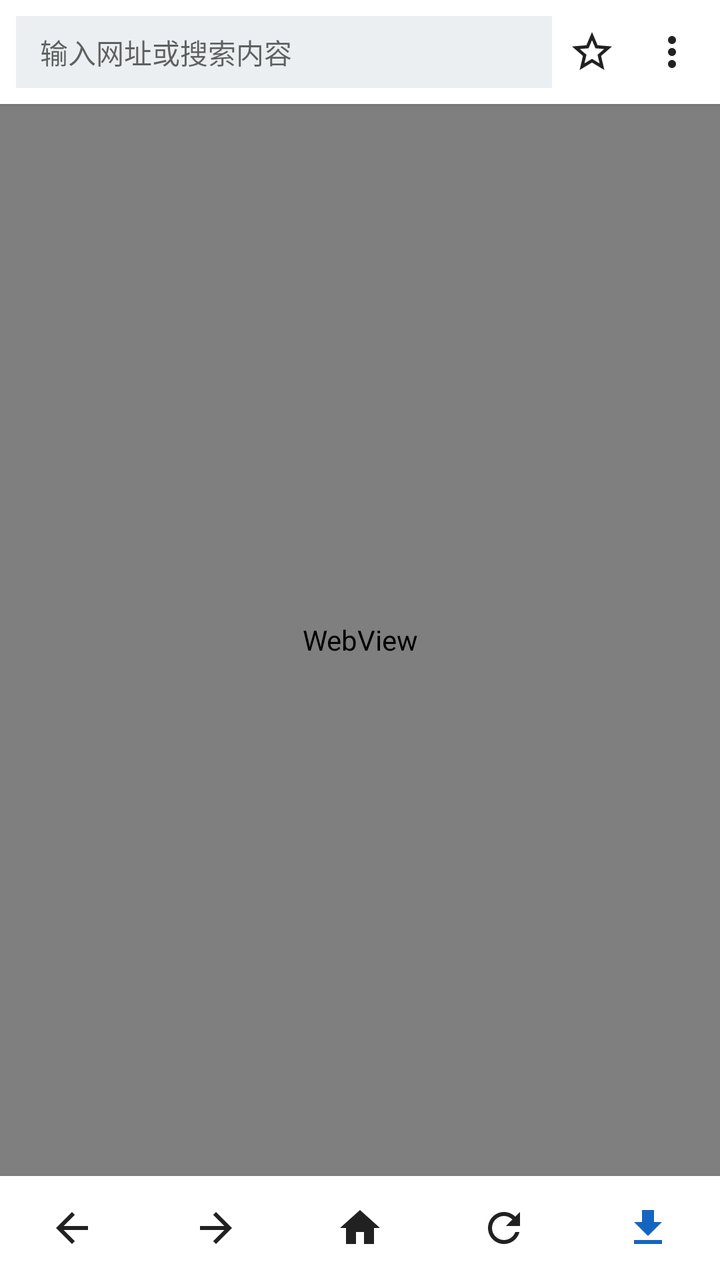
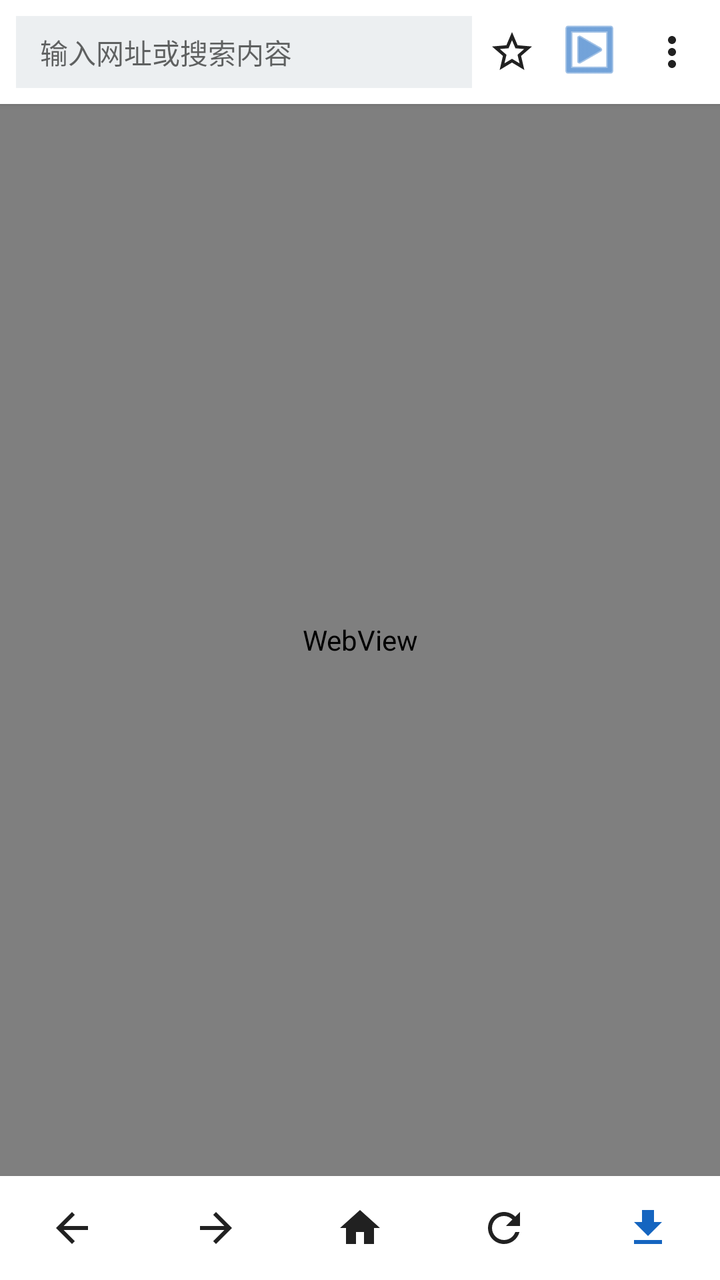

Before-and-after screenshots of an Android layout around one commit, followed by the original layout XML and the change that was made.
<!-- AndroidManifest.xml: application theme AppTheme -->
<!-- res/layout/activity_main.xml -->
<?xml version="1.0" encoding="utf-8"?>
<FrameLayout xmlns:android="http://schemas.android.com/apk/res/android"
    android:id="@+id/root"
    android:layout_width="match_parent"
    android:layout_height="match_parent"
    android:background="@color/window_bg">

    
    <LinearLayout
        android:id="@+id/main_content"
        android:layout_width="match_parent"
        android:layout_height="match_parent"
        android:orientation="vertical">

        
        <LinearLayout
            android:layout_width="match_parent"
            android:layout_height="52dp"
            android:background="@color/toolbar_bg"
            android:elevation="2dp"
            android:gravity="center_vertical"
            android:orientation="horizontal"
            android:paddingStart="8dp"
            android:paddingEnd="4dp">

            <EditText
                android:id="@+id/url_edit"
                android:layout_width="0dp"
                android:layout_height="36dp"
                android:layout_weight="1"
                android:background="@color/url_bar_bg"
                android:ellipsize="end"
                android:hint="@string/url_hint"
                android:imeOptions="actionGo"
                android:inputType="textUri"
                android:maxLines="1"
                android:paddingStart="12dp"
                android:paddingEnd="12dp"
                android:singleLine="true"
                android:textColor="@color/text_primary"
                android:textSize="14sp" />

            <ImageButton
                android:id="@+id/bookmark_button"
                android:layout_width="40dp"
                android:layout_height="40dp"
                android:background="?android:attr/selectableItemBackgroundBorderless"
                android:contentDescription="@string/bookmark"
                android:src="@drawable/ic_star_border" />

            <ImageButton
                android:id="@+id/menu_button"
                android:layout_width="40dp"
                android:layout_height="40dp"
                android:background="?android:attr/selectableItemBackgroundBorderless"
                android:contentDescription="@string/more"
                android:src="@drawable/ic_menu" />
        </LinearLayout>

        
        <ProgressBar
            android:id="@+id/progress_bar"
            style="?android:attr/progressBarStyleHorizontal"
            android:layout_width="match_parent"
            android:layout_height="3dp"
            android:max="100"
            android:visibility="gone" />

        
        <FrameLayout
            android:id="@+id/web_container"
            android:layout_width="match_parent"
            android:layout_height="0dp"
            android:layout_weight="1">

            <WebView
                android:id="@+id/web_view"
                android:layout_width="match_parent"
                android:layout_height="match_parent" />
        </FrameLayout>

        
        <LinearLayout
            android:layout_width="match_parent"
            android:layout_height="52dp"
            android:background="@color/toolbar_bg"
            android:elevation="2dp"
            android:gravity="center_vertical"
            android:orientation="horizontal"
            android:weightSum="5">

            <ImageButton
                android:id="@+id/back_button"
                android:layout_width="0dp"
                android:layout_height="match_parent"
                android:layout_weight="1"
                android:background="?android:attr/selectableItemBackgroundBorderless"
                android:contentDescription="@string/back"
                android:src="@drawable/ic_back" />

            <ImageButton
                android:id="@+id/forward_button"
                android:layout_width="0dp"
                android:layout_height="match_parent"
                android:layout_weight="1"
                android:background="?android:attr/selectableItemBackgroundBorderless"
                android:contentDescription="@string/forward"
                android:src="@drawable/ic_forward" />

            <ImageButton
                android:id="@+id/home_button"
                android:layout_width="0dp"
                android:layout_height="match_parent"
                android:layout_weight="1"
                android:background="?android:attr/selectableItemBackgroundBorderless"
                android:contentDescription="@string/home"
                android:src="@drawable/ic_home" />

            <ImageButton
                android:id="@+id/refresh_button"
                android:layout_width="0dp"
                android:layout_height="match_parent"
                android:layout_weight="1"
                android:background="?android:attr/selectableItemBackgroundBorderless"
                android:contentDescription="@string/refresh"
                android:src="@drawable/ic_refresh" />

            <ImageButton
                android:id="@+id/downloads_button"
                android:layout_width="0dp"
                android:layout_height="match_parent"
                android:layout_weight="1"
                android:background="?android:attr/selectableItemBackgroundBorderless"
                android:contentDescription="@string/downloads"
                android:src="@drawable/ic_download" />
        </LinearLayout>
    </LinearLayout>

    
    <FrameLayout
        android:id="@+id/fullscreen_container"
        android:layout_width="match_parent"
        android:layout_height="match_parent"
        android:background="#000000"
        android:visibility="gone" />
</FrameLayout>
<!-- resources referenced by this layout -->
<resources>
  <color name="text_primary">#212121</color>
  <color name="toolbar_bg">#FFFFFF</color>
  <color name="url_bar_bg">#ECEFF1</color>
  <color name="window_bg">#F5F5F5</color>
  <!-- drawable ic_back (drawable) -->
  <?xml version="1.0" encoding="utf-8"?>
  <vector xmlns:android="http://schemas.android.com/apk/res/android"
      android:width="24dp"
      android:height="24dp"
      android:viewportWidth="24"
      android:viewportHeight="24"
      android:tint="@color/text_primary">
      <path android:fillColor="#000000" android:pathData="M20,11H7.83l5.59,-5.59L12,4l-8,8 8,8 1.41,-1.41L7.83,13H20v-2z" />
  </vector>
  <!-- drawable ic_download (drawable) -->
  <?xml version="1.0" encoding="utf-8"?>
  <vector xmlns:android="http://schemas.android.com/apk/res/android"
      android:width="24dp"
      android:height="24dp"
      android:viewportWidth="24"
      android:viewportHeight="24"
      android:tint="@color/primary">
      <path
          android:fillColor="#FFFFFF"
          android:pathData="M5,20h14v-2H5V20zM19,9h-4V3H9v6H5l7,7L19,9z" />
  </vector>
  <!-- drawable ic_forward (drawable) -->
  <?xml version="1.0" encoding="utf-8"?>
  <vector xmlns:android="http://schemas.android.com/apk/res/android"
      android:width="24dp"
      android:height="24dp"
      android:viewportWidth="24"
      android:viewportHeight="24"
      android:tint="@color/text_primary">
      <path android:fillColor="#000000" android:pathData="M12,4l-1.41,1.41L16.17,11H4v2h12.17l-5.58,5.59L12,20l8,-8z" />
  </vector>
  <!-- drawable ic_home (drawable) -->
  <?xml version="1.0" encoding="utf-8"?>
  <vector xmlns:android="http://schemas.android.com/apk/res/android"
      android:width="24dp"
      android:height="24dp"
      android:viewportWidth="24"
      android:viewportHeight="24"
      android:tint="@color/text_primary">
      <path android:fillColor="#000000" android:pathData="M10,20v-6h4v6h5v-8h3L12,3 2,12h3v8z" />
  </vector>
  <!-- drawable ic_menu (drawable) -->
  <?xml version="1.0" encoding="utf-8"?>
  <vector xmlns:android="http://schemas.android.com/apk/res/android"
      android:width="24dp"
      android:height="24dp"
      android:viewportWidth="24"
      android:viewportHeight="24"
      android:tint="@color/text_primary">
      <path android:fillColor="#000000" android:pathData="M12,8c1.1,0 2,-0.9 2,-2s-0.9,-2 -2,-2 -2,0.9 -2,2 0.9,2 2,2zM12,10c-1.1,0 -2,0.9 -2,2s0.9,2 2,2 2,-0.9 2,-2 -0.9,-2 -2,-2zM12,16c-1.1,0 -2,0.9 -2,2s0.9,2 2,2 2,-0.9 2,-2 -0.9,-2 -2,-2z" />
  </vector>
  <!-- drawable ic_star_border (drawable) -->
  <?xml version="1.0" encoding="utf-8"?>
  <vector xmlns:android="http://schemas.android.com/apk/res/android"
      android:width="24dp"
      android:height="24dp"
      android:viewportWidth="24"
      android:viewportHeight="24"
      android:tint="@color/text_primary">
      <path android:fillColor="#000000" android:pathData="M22,9.24l-7.19,-0.62L12,2 9.19,8.63 2,9.24l5.46,4.73L5.82,21 12,17.27 18.18,21l-1.63,-7.03L22,9.24zM12,15.4l-3.76,2.27 1,-4.28 -3.32,-2.88 4.38,-0.38L12,6.1l1.71,4.04 4.38,0.38 -3.32,2.88 1,4.28L12,15.4z" />
  </vector>
  <string name="back">后退</string>
  <string name="bookmark">收藏</string>
  <string name="downloads">下载管理</string>
  <string name="forward">前进</string>
  <string name="home">主页</string>
  <string name="more">更多</string>
  <string name="refresh">刷新</string>
  <string name="url_hint">输入网址或搜索内容</string>
  <style name="AppTheme" parent="@android:style/Theme.Material.Light.NoActionBar">
          <item name="android:colorPrimary">@color/primary</item>
          <item name="android:colorPrimaryDark">@color/primary_dark</item>
          <item name="android:colorAccent">@color/accent</item>
          <item name="android:windowBackground">@color/window_bg</item>
          <item name="android:navigationBarColor">@color/primary_dark</item>
          <item name="android:statusBarColor">@color/primary_dark</item>
      </style>
  <color name="primary">#1565C0</color>
  <color name="primary_dark">#0D47A1</color>
  <color name="accent">#FF9800</color>
  <!-- unchanged entries left out for length: 1 -->
</resources>

<!-- the commit's change to res/layout/activity_main.xml (unified diff, before → after) -->
@@ -47,6 +47,15 @@
                 android:background="?android:attr/selectableItemBackgroundBorderless"
                 android:contentDescription="@string/bookmark"
                 android:src="@drawable/ic_star_border" />
+
+            <ImageButton
+                android:id="@+id/sniff_button"
+                android:layout_width="40dp"
+                android:layout_height="40dp"
+                android:background="?android:attr/selectableItemBackgroundBorderless"
+                android:contentDescription="@string/sniff"
+                android:src="@android:drawable/ic_menu_slideshow"
+                android:tint="@color/primary" />
 
             <ImageButton
                 android:id="@+id/menu_button"
